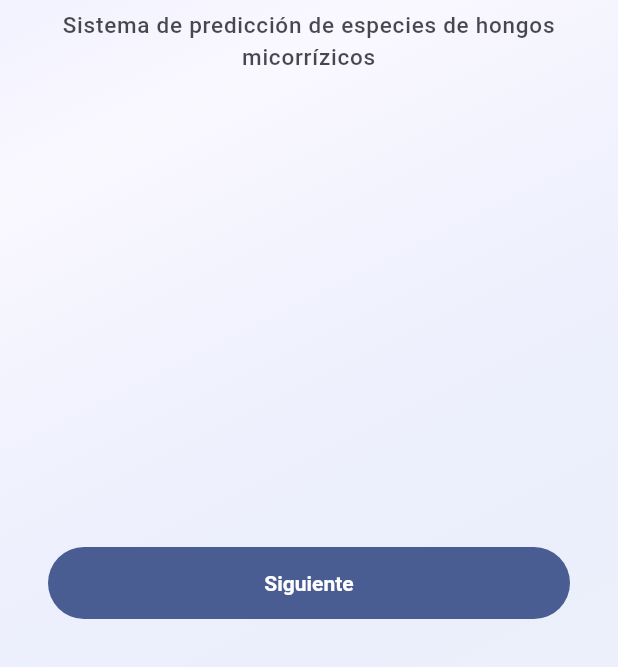
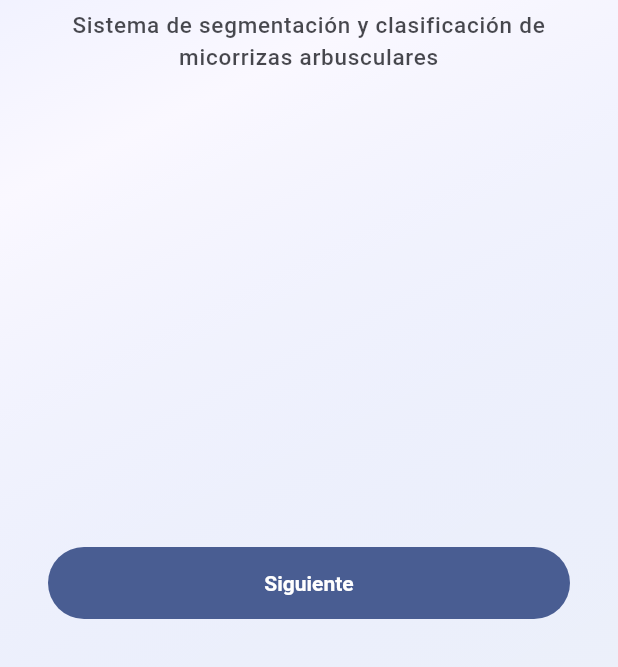
Before and after one commit to AnthonylAava021/MicoScan, a Flutter app: the screen it shows after launch, on a phone screen of 412 x 824 dp, the part 569-1236 px from its top. Run offline on Flutter 3.47's test engine with Material 3 defaults, Android fonts, the phone set to English and light mode, and no system bars; our stand-ins replace camera, connectivity_plus, geocoding, geolocator, image_picker, pdf and 3 more.

Commit message:
Update main.dart

```diff
--- a/lib/main.dart
+++ b/lib/main.dart
@@ -247,7 +247,7 @@ class _SplashScreenState extends State<SplashScreen>
                         ),
                         const SizedBox(height: 28),
                         Text(
-                          'Sistema de predicción de especies de hongos micorrízicos',
+                          'Sistema de segmentación y clasificación de micorrizas arbusculares',
                           textAlign: TextAlign.center,
                           style: TextStyle(
                             fontSize: 15,
```
